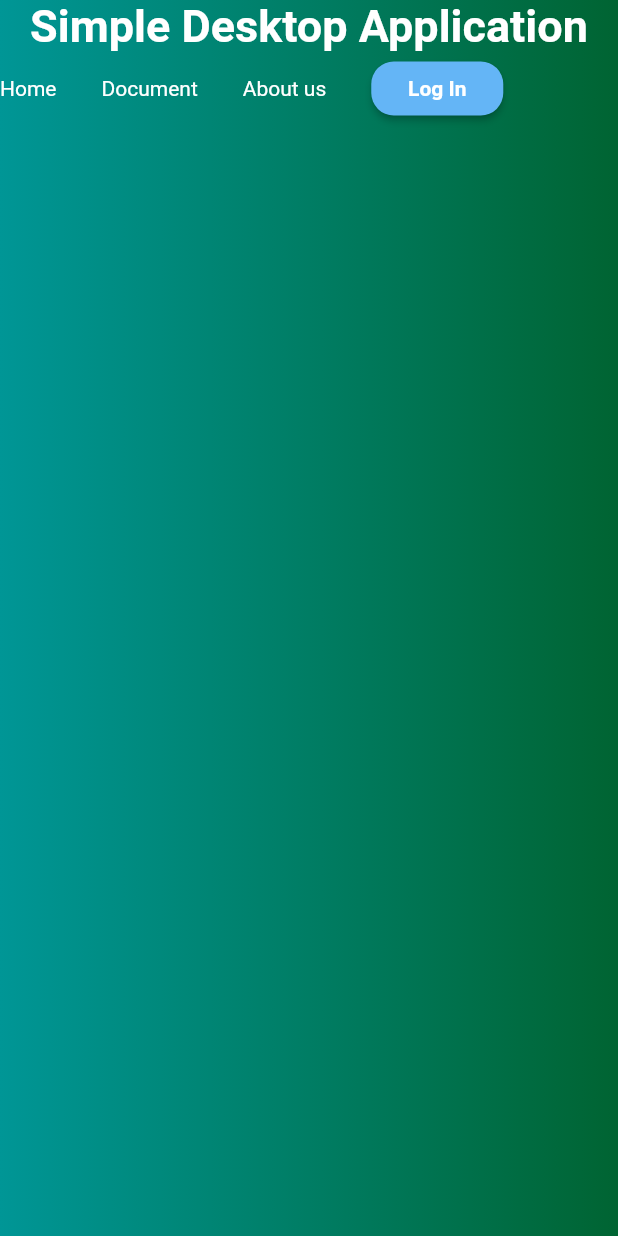
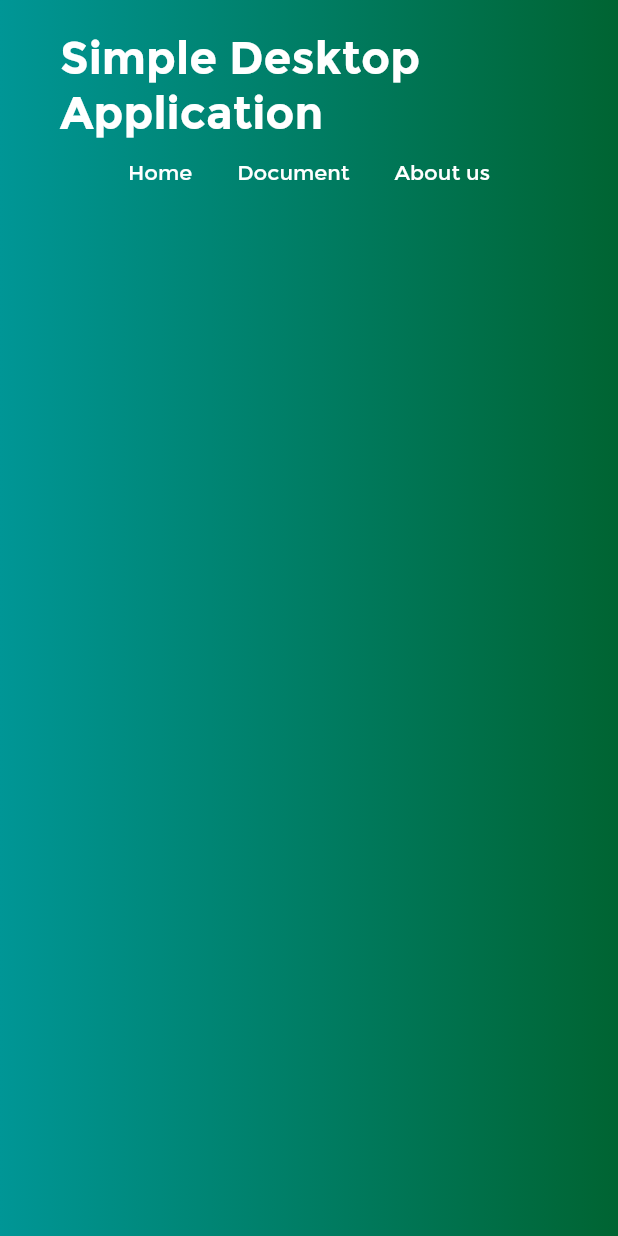
Before and after one commit to abymathewtkv/flutter_desktop-sample, a Flutter app: the screen it shows after launch, on a phone screen of 412 x 824 dp. Run offline on Flutter 3.47's test engine with Material 2 defaults, Android fonts, the light colour scheme and no system bars.

Commit message:
fonts and images are added

```diff
--- a/lib/Navbar/navbar.dart
+++ b/lib/Navbar/navbar.dart
@@ -23,7 +23,7 @@ class DesktopNavBar extends StatelessWidget {
     return Padding(
       padding: const EdgeInsets.symmetric(vertical: 20, horizontal: 40),
       child: Container(
-        constraints: BoxConstraints(maxWidth: 1200),
+
         child: Row(
           mainAxisAlignment: MainAxisAlignment.spaceBetween,
           children: <Widget>[
@@ -86,7 +86,9 @@ class DesktopNavBar extends StatelessWidget {
 class MobileNavBar extends StatelessWidget {
   @override
   Widget build(BuildContext context) {
-    return Container(
+    return Padding(
+      padding: const EdgeInsets.symmetric(vertical: 20,horizontal: 40),
+      child: Container(
         child: Column(
           children: <Widget>[
             Text(
@@ -97,7 +99,10 @@ class MobileNavBar extends StatelessWidget {
                 color: Colors.white,
               ),
             ),
-          Row(
+            Padding(
+              padding: const EdgeInsets.all(12.0),
+              child: Row(
+                mainAxisAlignment: MainAxisAlignment.center,
                 children: <Widget>[
                   Text(
                     "Home",
@@ -117,28 +122,12 @@ class MobileNavBar extends StatelessWidget {
                     "About us",
                     style: TextStyle(color: Colors.white),
                   ),
-              SizedBox(
-                width: 30,
-              ),
-              MaterialButton(
-                color: Colors.blue[300],
-                shape: RoundedRectangleBorder(
-                  borderRadius: BorderRadius.all(
-                    Radius.circular(15.0),
-                  ),
-                ),
-                onPressed: () {},
-                child: Text(
-                  'Log In',
-                  style: TextStyle(
-                    color: Colors.white,
-                    fontWeight: (FontWeight.bold),
-                  ),
+
+                ],
               ),
             ),
           ],
         ),
-        ],
       ),
     );
   }
--- a/lib/main.dart
+++ b/lib/main.dart
@@ -2,11 +2,11 @@ import 'package:flutter/material.dart';
 import 'package:flutter_sample_desktop/Navbar/navbar.dart';
 
 void main() {
-  runApp(const MyApp());
+  runApp(MyApp());
 }
 
 class MyApp extends StatelessWidget {
-  const MyApp({Key? key}) : super(key: key);
+
 
   @override
   Widget build(BuildContext context) {
@@ -15,6 +15,7 @@ class MyApp extends StatelessWidget {
       title: 'flutter sample desktop',
       theme: ThemeData(
         primarySwatch: Colors.blue,
+        fontFamily: "Montserrat",
       ),
       home: const MyHomePage(),
     );
```
Also changed, not shown: pubspec.yaml (+9 -9 lines), assets/fonts/Montserrat-Bold.ttf (added), assets/fonts/Montserrat-Regular.ttf (added), assets/images/image.png (added), 1 other file. Lines whose indentation alone changed are shown as unchanged.
